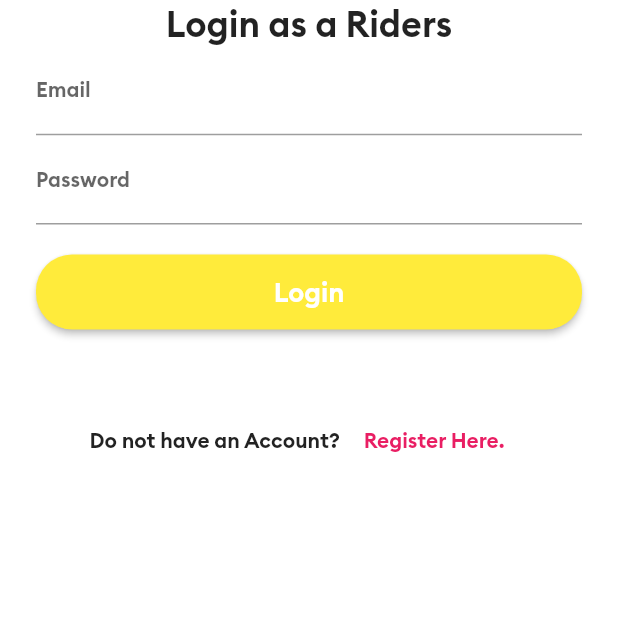
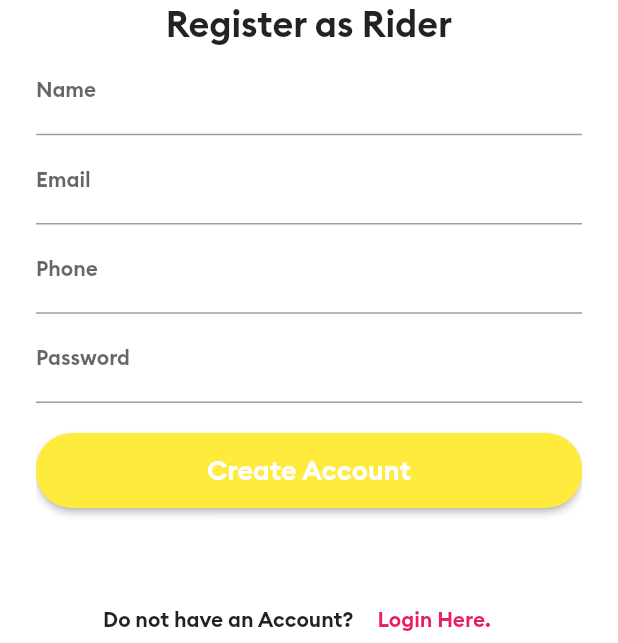
Before and after one commit to xaakib/uber_clone_firebase, a Flutter app: the screen it shows after launch, on a phone screen of 412 x 824 dp, the part 593-1236 px from its top. Run offline on Flutter 3.47's test engine with Material 2 defaults, Android fonts, the light colour scheme and no system bars.

Commit message:
register page are done

```diff
--- /dev/null
+++ b/lib/AllScreens/registerScreen.dart
@@ -0,0 +1,116 @@
+import 'package:flutter/material.dart';
+
+class Registerscreen extends StatelessWidget {
+  @override
+  Widget build(BuildContext context) {
+    return Scaffold(
+      backgroundColor: Colors.white,
+      body: Padding(
+        padding: const EdgeInsets.symmetric(horizontal: 24),
+        child: SingleChildScrollView(
+          child: Container(
+            alignment: Alignment.center,
+            child: Column(
+              children: [
+                SizedBox(
+                  height: 45,
+                ),
+                Image(
+                    image: AssetImage("images/logo.png"),
+                    height: 350,
+                    width: 350,
+                    alignment: Alignment.center),
+                SizedBox(
+                  height: 1.0,
+                ),
+                Text("Register as Rider",
+                    style: TextStyle(fontSize: 24, fontFamily: "Brand-Bold"),
+                    textAlign: TextAlign.center),
+                SizedBox(
+                  height: 1.0,
+                ),
+                TextField(
+                  keyboardType: TextInputType.emailAddress,
+                  decoration: InputDecoration(
+                      labelText: "Name",
+                      labelStyle: TextStyle(fontSize: 14.0),
+                      hintStyle: TextStyle(color: Colors.grey, fontSize: 10.0)),
+                ),
+                SizedBox(
+                  height: 1.0,
+                ),
+                TextField(
+                  keyboardType: TextInputType.emailAddress,
+                  decoration: InputDecoration(
+                      labelText: "Email",
+                      labelStyle: TextStyle(fontSize: 14.0),
+                      hintStyle: TextStyle(color: Colors.grey, fontSize: 10.0)),
+                ),
+                SizedBox(
+                  height: 1.0,
+                ),
+                TextField(
+                  keyboardType: TextInputType.emailAddress,
+                  decoration: InputDecoration(
+                      labelText: "Phone",
+                      labelStyle: TextStyle(fontSize: 14.0),
+                      hintStyle: TextStyle(color: Colors.grey, fontSize: 10.0)),
+                ),
+                SizedBox(
+                  height: 1.0,
+                ),
+                TextField(
+                  keyboardType: TextInputType.emailAddress,
+                  obscureText: true,
+                  decoration: InputDecoration(
+                      labelText: "Password",
+                      labelStyle: TextStyle(fontSize: 14.0),
+                      hintStyle: TextStyle(color: Colors.grey, fontSize: 10.0)),
+                ),
+                SizedBox(
+                  height: 20.0,
+                ),
+                RaisedButton(
+                  color: Colors.yellow,
+                  textColor: Colors.white,
+                  child: Container(
+                    height: 50,
+                    width: MediaQuery.of(context).size.width,
+                    child: Center(
+                        child: Text(
+                      "Create Account",
+                      style: TextStyle(fontSize: 18, fontFamily: "Brand-Bold"),
+                    )),
+                  ),
+                  shape: RoundedRectangleBorder(
+                      borderRadius: BorderRadius.circular(24)),
+                  onPressed: () {
+                    print("Loggedin button clicked");
+                  },
+                ),
+                SizedBox(
+                  height: 50,
+                ),
+                Row(
+                  mainAxisAlignment: MainAxisAlignment.center,
+                  children: [
+                    Text("Do not have an Account?"),
+                    FlatButton(
+                      child: Text(
+                        "Login Here.",
+                        style: TextStyle(color: Colors.pink),
+                      ),
+                      onPressed: () {
+                        print("Clicked Login here");
+                      },
+                    ),
+                  ],
+                )
+              ],
+            ),
+          ),
+        ),
+      ),
+    );
+  }
+}
--- a/lib/main.dart
+++ b/lib/main.dart
@@ -2,6 +2,7 @@ import 'package:flutter/material.dart';
 
 import 'AllScreens/loginScreen.dart';
 import 'AllScreens/main_screen.dart';
+import 'AllScreens/registerScreen.dart';
 
 void main() {
   runApp(MyApp());
@@ -19,7 +20,7 @@ class MyApp extends StatelessWidget {
         primarySwatch: Colors.blue,
         visualDensity: VisualDensity.adaptivePlatformDensity,
       ),
-      home: LoginScreen(),
+      home: Registerscreen(),
     );
   }
 }
```
